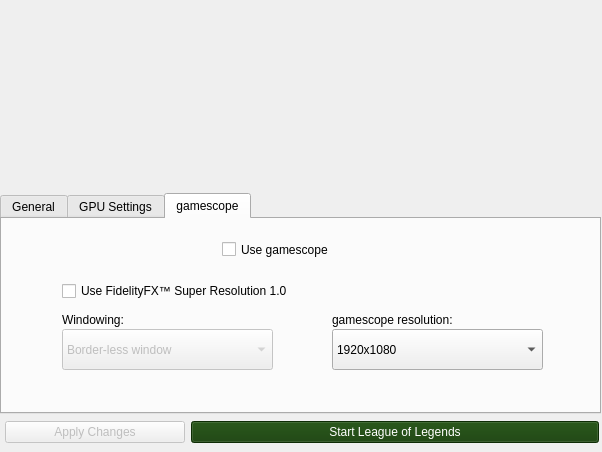
First picture: the form in python_src/ui/installer.ui, repository polkaulfield/lol-for-linux-installer, before the edit.
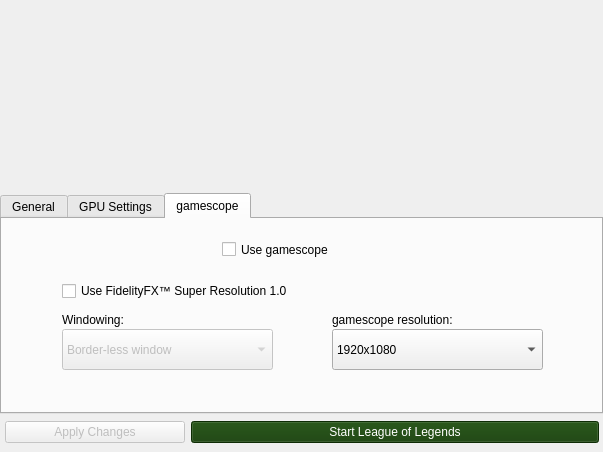
Second picture: the form after the edit. Icons and pictures are not drawn.

```diff
--- a/python_src/ui/installer.ui
+++ b/python_src/ui/installer.ui
@@ -9,7 +9,7 @@
    <rect>
     <x>0</x>
     <y>0</y>
-    <width>602</width>
+    <width>603</width>
     <height>452</height>
    </rect>
   </property>
@@ -816,7 +816,7 @@
                 <rect>
                  <x>0</x>
                  <y>0</y>
-                 <width>601</width>
+                 <width>603</width>
                  <height>221</height>
                 </rect>
                </property>
```
